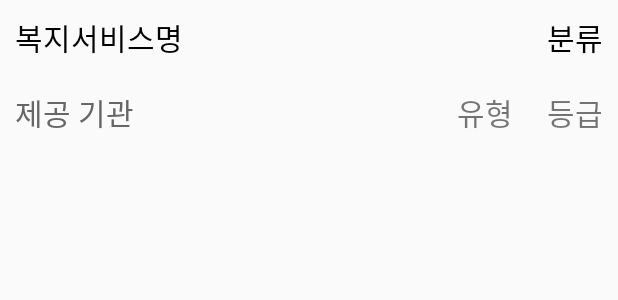
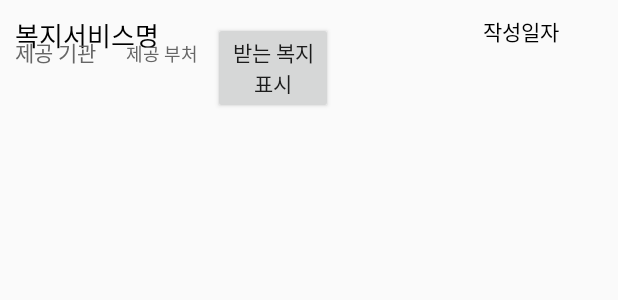
Before and after one commit to ssoso27/wc-front, an Android app: the layout selfcheck_list_item.xml on its own in the app's theme, with its tools: preview values and no code run, on a phone screen of 412 x 824 dp. Shown: the top 300 px of the screen. Run offline under Robolectric (Android 15) with nearby library versions, the phone set to English and light mode, and no system bars; Roboto replaces fonts that are not available here.

Commit message:
[F68] 자가진단 결과 화면 추가
- 완료

```diff
--- a/app/src/main/res/layout/selfcheck_list_item.xml
+++ b/app/src/main/res/layout/selfcheck_list_item.xml
@@ -8,61 +8,80 @@
     <RelativeLayout
         android:orientation="vertical"
         android:layout_width="wrap_content"
-        android:layout_height="100dp">
+        android:layout_height="75dp">
 
         <TextView
-            android:layout_width="wrap_content"
+            android:layout_width="300dp"
             android:layout_height="wrap_content"
             android:text="복지서비스명"
-            android:id="@+id/textview1"
-            android:textSize="20dp"
+            android:id="@+id/tv_name"
+            android:textSize="17dp"
             android:textColor="#000000"
             android:padding="10dp"
             android:layout_alignParentTop="true"
             android:layout_alignParentLeft="true"/>
 
         <TextView
-            android:id="@+id/textview2"
-            android:layout_width="wrap_content"
+            android:id="@+id/tv_registedAt"
+            android:layout_width="100dp"
             android:layout_height="wrap_content"
-            android:textSize="20dp"
-            android:padding="10dp"
-            android:text="제공 기관"
-            android:textColor="#666666"
-            android:layout_alignParentBottom="true"
-            android:layout_alignParentLeft="true" />
-
-        <TextView
-            android:id="@+id/textview3"
-            android:layout_width="wrap_content"
-            android:layout_height="wrap_content"
-            android:text="분류"
-            android:textSize="20dp"
+            android:text="작성일자"
+            android:textSize="14dp"
             android:padding="10dp"
             android:textColor="#000000"
             android:layout_alignParentTop="true"
             android:layout_alignParentRight="true" />
 
+        <LinearLayout
+            android:layout_width="match_parent"
+            android:layout_height="wrap_content"
+            android:layout_alignParentBottom="true"
+            android:orientation="horizontal">
             <TextView
-            android:text="등급"
-            android:id="@+id/textview4"
+                android:id="@+id/tv_agency"
                 android:layout_width="wrap_content"
                 android:layout_height="wrap_content"
-            android:textSize="20dp"
+                android:textSize="14dp"
                 android:padding="10dp"
-            android:layout_alignParentBottom="true"
-            android:layout_alignParentRight="true" />
+                android:text="제공 기관"
+                android:textColor="#666666"/>
 
             <TextView
-            android:text="유형"
-            android:id="@+id/textview5"
+                android:id="@+id/tv_method"
                 android:layout_width="wrap_content"
                 android:layout_height="wrap_content"
-            android:textSize="20dp"
+                android:textSize="12dp"
                 android:padding="10dp"
-            android:layout_alignParentRight="true"
-            android:layout_alignParentBottom="true"
-            android:layout_marginRight="60dp" />
+                android:text="제공 부처"
+                android:textColor="#666666" />
+
+            <Button
+                android:id="@+id/btn_toggle"
+                android:layout_width="80dp"
+                android:layout_height="wrap_content"
+                android:text="받는 복지 표시" />
+        </LinearLayout>
+
+        <!--<TextView-->
+        <!--android:text="등급"-->
+        <!--android:id="@+id/tv_grade"-->
+        <!--android:layout_width="wrap_content"-->
+        <!--android:layout_height="wrap_content"-->
+        <!--android:textSize="20dp"-->
+        <!--android:padding="10dp"-->
+        <!--android:layout_alignParentBottom="true"-->
+        <!--android:layout_alignParentRight="true" />-->
+
+        <!--<TextView-->
+        <!--android:text="유형"-->
+        <!--android:id="@+id/tv_type"-->
+        <!--android:layout_width="wrap_content"-->
+        <!--android:layout_height="wrap_content"-->
+        <!--android:textSize="20dp"-->
+        <!--android:padding="10dp"-->
+        <!--android:layout_alignParentRight="true"-->
+        <!--android:layout_alignParentBottom="true"-->
+        <!--android:layout_marginRight="60dp" />-->
 
     </RelativeLayout>
 </LinearLayout>
```
Also changed, not shown: app/src/main/java/com/uuay/welcare_catcher/view/selfcheckList/SelfCheckList.java (+5 -5 lines), app/src/main/java/com/uuay/welcare_catcher/view/selfcheckList/SelfCheckListAdapter.java (deleted, +0 -136 lines), app/src/main/java/com/uuay/welcare_catcher/view/selfcheckList/SelfCheckListItem.java (deleted, +0 -41 lines), app/src/main/res/layout/frag_selfcheck_list.xml (+10 -6 lines). Lines whose indentation alone changed are shown as unchanged.
